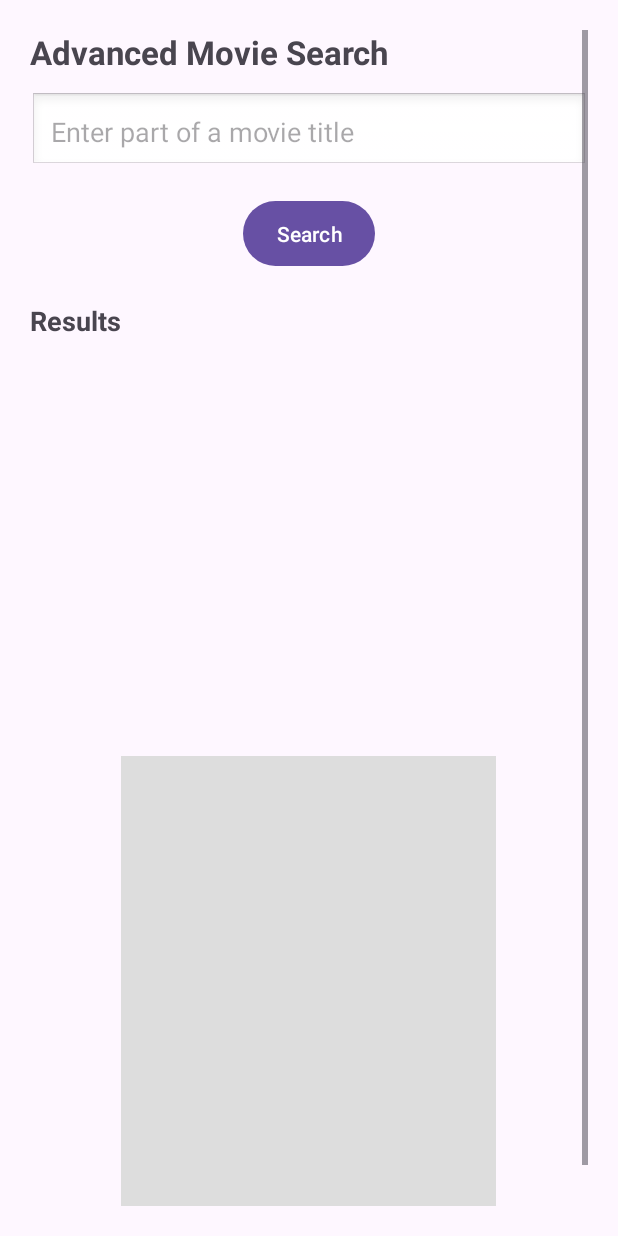
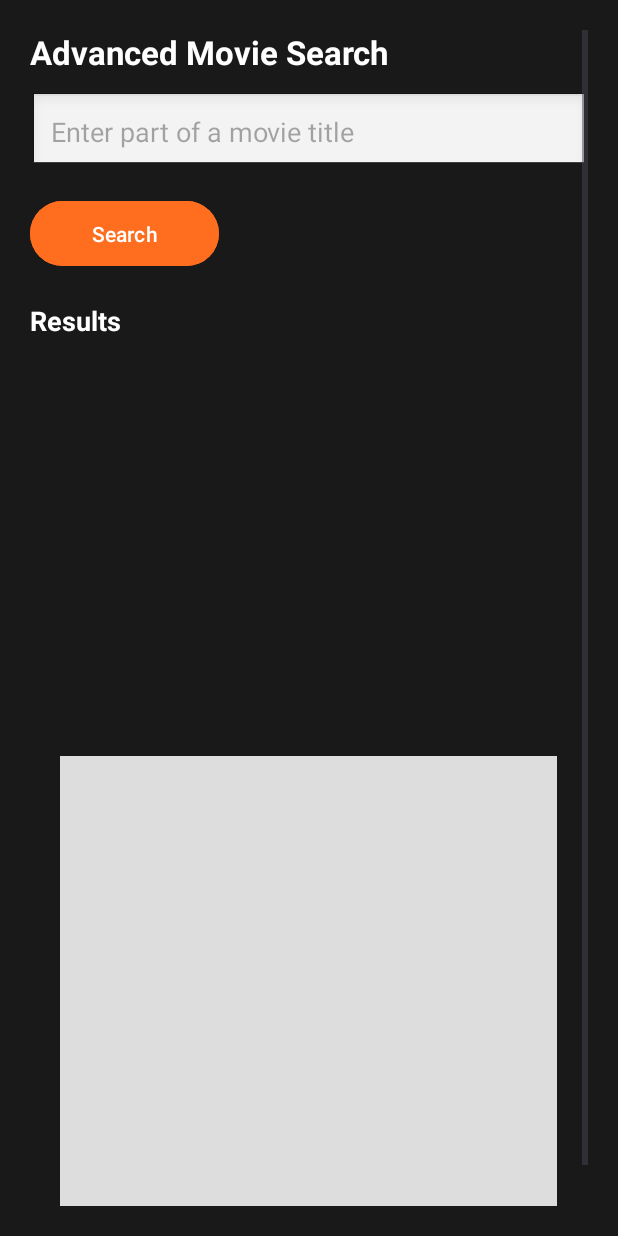
Before and after one commit to MattJ03/OMDB, an Android app: the screen it shows after launch (AdvancedSearchActivity), after a tap on "Advanced Search", on a phone screen of 412 x 824 dp. Run offline under Robolectric (Android 15) with nearby library versions, the phone set to English and light mode, and no system bars; our stand-ins replace Picasso, Volley; pictures from the network do not load.

Commit message:
fix: removed the android prefix from the constructor in the ArrayAdapter

```diff
--- a/app/src/main/AndroidManifest.xml
+++ b/app/src/main/AndroidManifest.xml
@@ -17,7 +17,8 @@
         tools:targetApi="31">
         <activity
             android:name=".SavedMovieActivity"
-            android:exported="false" />
+            android:configChanges="keyboard|keyboardHidden|orientation|screenSize"
+        android:exported="false" />
         <activity
             android:name=".AboutActivity"
             android:exported="false" />
--- a/app/src/main/java/com/example/coursework2/AdvancedSearchActivity.java
+++ b/app/src/main/java/com/example/coursework2/AdvancedSearchActivity.java
@@ -84,8 +84,9 @@ public class AdvancedSearchActivity extends AppCompatActivity {
             }
 
             ArrayAdapter<String> adapter = new ArrayAdapter<>(
-                    this,
-                    android.R.layout.simple_list_item_1,
+                    AdvancedSearchActivity.this,
+                    R.layout.list_item_movie,
+                    R.id.tvMovieTitle,
                     movieTitles
             );
 
--- a/app/src/main/java/com/example/coursework2/MainActivity.java
+++ b/app/src/main/java/com/example/coursework2/MainActivity.java
@@ -28,9 +28,7 @@ public class MainActivity extends AppCompatActivity {
         myMovies = findViewById(R.id.btnMyMovies);
         infoBtn = findViewById(R.id.ivInfo);
 
-        if(!isInternetAvailable()) {
-            showInternetDialog();
-        }
+
 
         mvSearch.setOnClickListener(v -> {
             Intent intent = new Intent(MainActivity.this, SearchMovieActivity.class);
--- a/app/src/main/res/layout/activity_advanced_search.xml
+++ b/app/src/main/res/layout/activity_advanced_search.xml
@@ -3,6 +3,8 @@
     android:layout_width="match_parent"
     android:layout_height="match_parent"
     android:fillViewport="true"
+    android:background="@color/black"
+
     android:padding="20dp">
 
     <LinearLayout
@@ -15,6 +17,7 @@
             android:layout_width="match_parent"
             android:layout_height="wrap_content"
             android:text="Advanced Movie Search"
+            android:textColor="@color/white"
             android:textSize="22sp"
             android:textStyle="bold"
             android:paddingBottom="12dp"/>
@@ -30,10 +33,11 @@
 
         <Button
             android:id="@+id/btnAdvancedSearch"
-            android:layout_width="wrap_content"
+            android:layout_width="126dp"
             android:layout_height="wrap_content"
-            android:layout_gravity="center"
+            android:layout_gravity="left"
             android:layout_marginBottom="20dp"
+            android:backgroundTint="@color/orange"
             android:padding="12dp"
             android:text="Search" />
 
@@ -43,6 +47,7 @@
             android:layout_height="wrap_content"
             android:text="Results"
             android:textSize="18sp"
+            android:textColor="@color/white"
             android:textStyle="bold"
             android:paddingBottom="8dp"/>
 
@@ -55,10 +60,10 @@
 
         <ImageView
             android:id="@+id/imgPoster"
-            android:layout_width="250dp"
+            android:layout_width="331dp"
             android:layout_height="350dp"
             android:layout_gravity="center"
-            android:scaleType="fitCenter"
-            android:background="#DDDDDD"/>
+            android:background="#DDDDDD"
+            android:scaleType="fitCenter" />
     </LinearLayout>
 </ScrollView>
```
